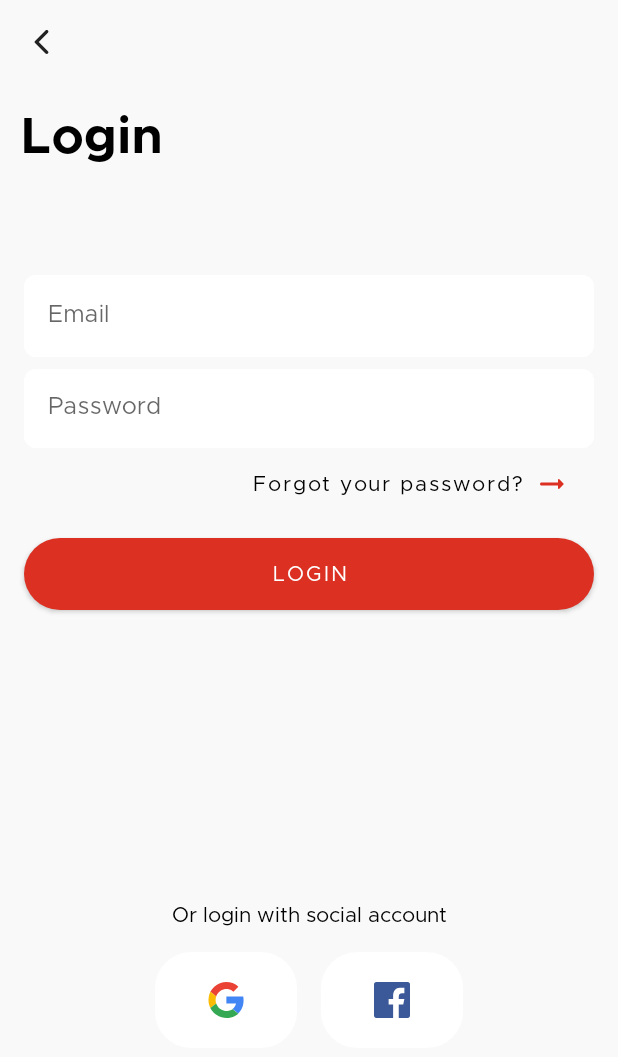
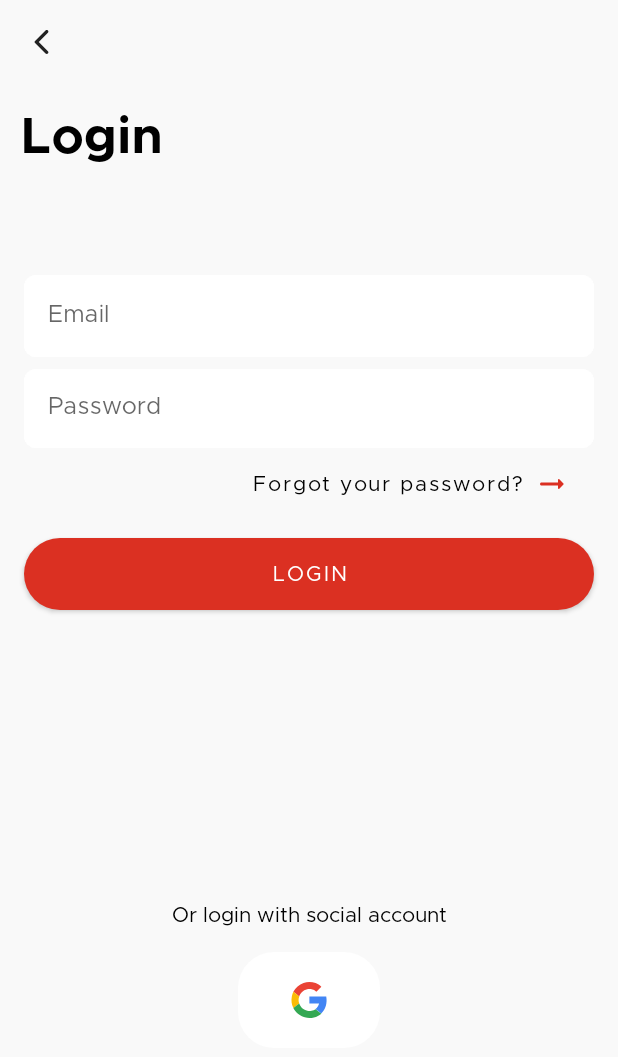
Before and after one commit to Catelt/E-Commerce-Application, an Android app: the LoginFragment screen opened through its navigation route, on a phone screen of 412 x 824 dp. Shown: the top 1057 px of the screen. Run offline under Robolectric (Android 15) with nearby library versions, the phone set to English and light mode, and no system bars; our stand-ins replace Dagger/Hilt's generated code, Firebase (no records; nobody signed in at launch, a user with empty details on screens opened directly); 3 statements that could not run were skipped.

Commit message:
Remove login with facebook (#3)

```diff
--- a/app/build.gradle
+++ b/app/build.gradle
@@ -83,10 +83,9 @@ dependencies {
     }
     implementation 'com.google.firebase:firebase-auth-ktx'
 
-    //Facebook Google
+    //Google
     implementation 'androidx.legacy:legacy-support-v4:1.0.0'
     implementation 'com.google.android.gms:play-services-auth:20.4.0'
-    implementation 'com.facebook.android:facebook-android-sdk:latest.release'
 
 
     // Kotlin
--- a/app/src/main/java/com/goldenowl/ecommerceapp/utilities/DynamicLink.kt
+++ b/app/src/main/java/com/goldenowl/ecommerceapp/utilities/DynamicLink.kt
@@ -1,9 +1,6 @@
 package com.goldenowl.ecommerceapp.utilities
 
 import android.net.Uri
-import android.widget.Toast
-import com.facebook.FacebookSdk.getApplicationContext
-import com.google.firebase.dynamiclinks.ktx.androidParameters
 import com.google.firebase.dynamiclinks.ktx.dynamicLinks
 import com.google.firebase.dynamiclinks.ktx.shortLinkAsync
 import com.google.firebase.ktx.Firebase
@@ -14,12 +11,9 @@ object DynamicLink {
         Firebase.dynamicLinks.shortLinkAsync {
             link = Uri.parse("$BASE_LINK_PRODUCT${idProduct}")
             domainUriPrefix = BASE_URI_PREFIX
-            androidParameters(getApplicationContext().packageName) {}
         }.addOnSuccessListener {
             handlerLink(it.shortLink.toString())
         }.addOnFailureListener {
-            Toast.makeText(getApplicationContext(), WARNING_SOMETHING_WRONG, Toast.LENGTH_SHORT)
-                .show()
         }
     }
 }
--- a/app/src/main/res/layout/fragment_login.xml
+++ b/app/src/main/res/layout/fragment_login.xml
@@ -23,13 +23,6 @@
             <androidx.constraintlayout.widget.ConstraintLayout
                 android:layout_width="match_parent"
                 android:layout_height="match_parent">
-
-                <androidx.constraintlayout.widget.Guideline
-                    android:id="@id/guideline3"
-                    android:layout_width="wrap_content"
-                    android:layout_height="wrap_content"
-                    android:orientation="vertical"
-                    app:layout_constraintGuide_percent="0.5" />
 
                 <com.google.android.material.textfield.TextInputLayout
                     android:id="@+id/txtLayout_Email"
@@ -128,7 +121,6 @@
                     android:layout_width="wrap_content"
                     android:layout_height="wrap_content"
                     android:layout_marginTop="12dp"
-                    android:layout_marginEnd="8dp"
                     android:layout_marginBottom="57dp"
                     android:background="@drawable/btn_custom3"
                     android:contentDescription="@string/google"
@@ -136,24 +128,9 @@
                     android:paddingStart="35dp"
                     android:paddingEnd="35dp"
                     android:src="@drawable/ic_google"
-                    app:layout_constraintBottom_toBottomOf="parent"
-                    app:layout_constraintRight_toLeftOf="@+id/guideline3" />
-
-                <ImageView
-                    android:id="@+id/btnFacebook"
-                    android:layout_width="wrap_content"
-                    android:layout_height="wrap_content"
-                    android:layout_marginStart="8dp"
-                    android:layout_marginTop="12dp"
-                    android:layout_marginBottom="57dp"
-                    android:background="@drawable/btn_custom3"
-                    android:contentDescription="@string/facebook"
-                    android:padding="20dp"
-                    android:paddingStart="35dp"
-                    android:paddingEnd="35dp"
-                    android:src="@drawable/ic_fb"
-                    app:layout_constraintBottom_toBottomOf="parent"
-                    app:layout_constraintLeft_toRightOf="@+id/guideline3" />
+                    app:layout_constraintLeft_toLeftOf="parent"
+                    app:layout_constraintRight_toRightOf="parent"
+                    app:layout_constraintBottom_toBottomOf="parent"/>
             </androidx.constraintlayout.widget.ConstraintLayout>
 
         </androidx.core.widget.NestedScrollView>
```
Also changed, not shown: app/src/main/AndroidManifest.xml (+12 -35 lines), app/src/main/java/com/goldenowl/ecommerceapp/ui/auth/AuthViewModel.kt (+1 -45 lines), app/src/main/java/com/goldenowl/ecommerceapp/ui/auth/LoginFragment.kt (+0 -13 lines), app/src/main/java/com/goldenowl/ecommerceapp/ui/auth/SignUpFragment.kt (+0 -14 lines), app/src/main/java/com/goldenowl/ecommerceapp/ui/profile/ProfileViewModel.kt (+6 -4 lines), app/src/main/res/layout/fragment_sign_up.xml (+3 -25 lines).
